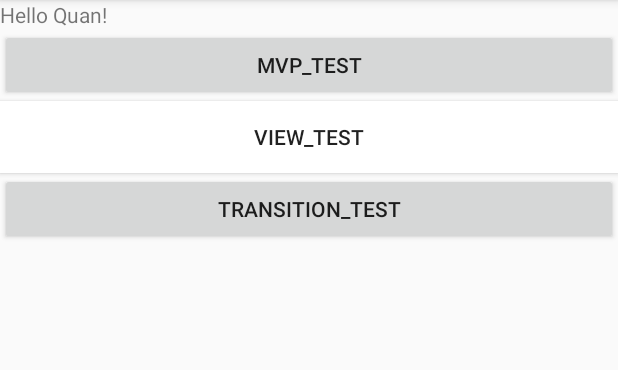
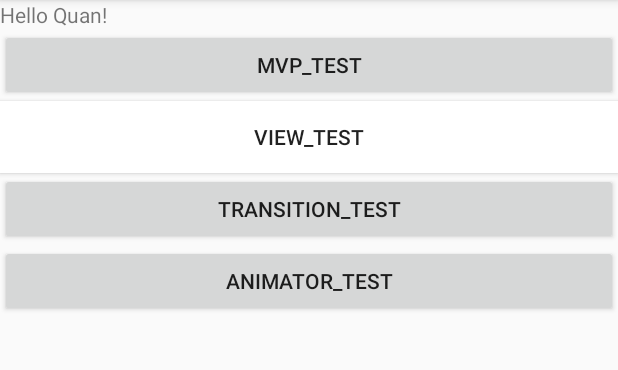
Before and after one commit to HXQWill/QuanStudy, an Android app: the screen it shows after launch (MainActivity), on a phone screen of 412 x 824 dp, the part 84-454 px from its top. Run offline under Robolectric (Android 15) with nearby library versions, the phone set to English and light mode, and no system bars.

```diff
--- a/app/src/main/AndroidManifest.xml
+++ b/app/src/main/AndroidManifest.xml
@@ -20,6 +20,7 @@
         <activity android:name=".transitionHelper.MainTransitionActivity" />
         <activity android:name=".transitionHelper.image.ImageActivity" />
         <activity android:name=".transitionHelper.image.ImageDetailActivity" />
+        <activity android:name=".objectAnimator.FirstClassActivity" />
     </application>
 
 </manifest>
--- a/app/src/main/java/com/example/quan/quanstudy/MainActivity.java
+++ b/app/src/main/java/com/example/quan/quanstudy/MainActivity.java
@@ -6,6 +6,7 @@ import android.view.View;
 import android.widget.Button;
 
 import com.example.quan.quanstudy.mvpLogin.view.LoginActivity;
+import com.example.quan.quanstudy.objectAnimator.FirstClassActivity;
 import com.example.quan.quanstudy.transitionHelper.MainTransitionActivity;
 import com.example.quan.quanstudy.viewDemo.ViewActivity;
 import com.example.quan.quanstudy.base.BaseActivity;
@@ -19,6 +20,7 @@ public class MainActivity extends BaseActivity implements View.OnClickListener {
     private Button mMVPDemo;
     private Button mViewDemo;
     private Button mTransitionDemo;
+    private Button mObjectAnimatorDemo;
 
     @Override
     protected void onCreate(Bundle savedInstanceState) {
@@ -37,12 +39,14 @@ public class MainActivity extends BaseActivity implements View.OnClickListener {
         mMVPDemo = (Button) findViewById(R.id.mvp_btn_main);
         mViewDemo = (Button) findViewById(R.id.view_btn_main);
         mTransitionDemo = (Button) findViewById(R.id.transition_btn_main);
+        mObjectAnimatorDemo = (Button) findViewById(R.id.animator_btn_main);
     }
 
     private void initOnClickListener() {
         mMVPDemo.setOnClickListener(this);
         mViewDemo.setOnClickListener(this);
         mTransitionDemo.setOnClickListener(this);
+        mObjectAnimatorDemo.setOnClickListener(this);
     }
 
     @Override
@@ -57,6 +61,9 @@ public class MainActivity extends BaseActivity implements View.OnClickListener {
             case R.id.transition_btn_main:
                 gotoNextActivity(MainTransitionActivity.class);
                 break;
+            case R.id.animator_btn_main:
+                gotoNextActivity(FirstClassActivity.class);
+                break;
             default:
                 break;
         }
--- a/app/src/main/res/layout/activity_main.xml
+++ b/app/src/main/res/layout/activity_main.xml
@@ -34,4 +34,11 @@
         android:layout_height="wrap_content"
         android:text="@string/transition_test"
         />
+
+    <Button
+        android:id="@+id/animator_btn_main"
+        android:layout_width="match_parent"
+        android:layout_height="wrap_content"
+        android:text="@string/animator_test"
+        />
 </LinearLayout>
--- a/app/src/main/res/values/strings.xml
+++ b/app/src/main/res/values/strings.xml
@@ -3,4 +3,5 @@
     <string name="mvp_test">MVP_Test</string>
     <string name="view_test">View_Test</string>
     <string name="transition_test">Transition_Test</string>
+    <string name="animator_test">Animator_Test</string>
 </resources>
```
Also changed, not shown: app/src/main/java/com/example/quan/quanstudy/objectAnimator/FirstClassActivity.java (added, +58 -0 lines), app/src/main/res/layout/activity_first_animator.xml (added, +32 -0 lines), app/src/main/res/mipmap-xhdpi/quan_shijiazhuang.jpg (added).
